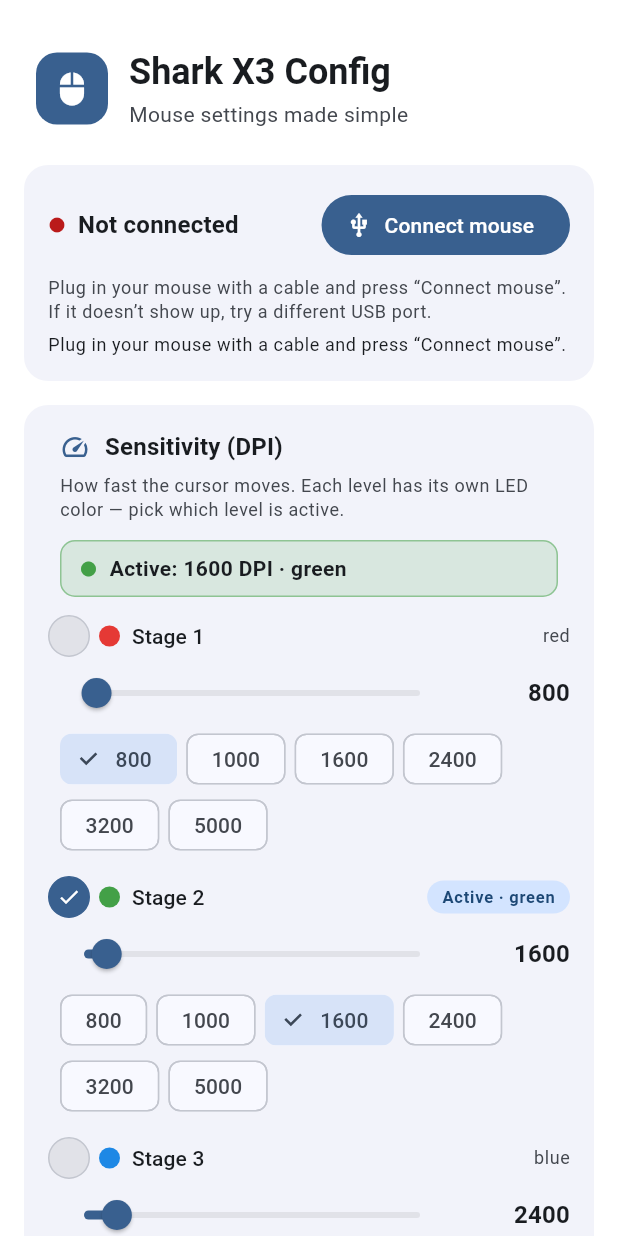
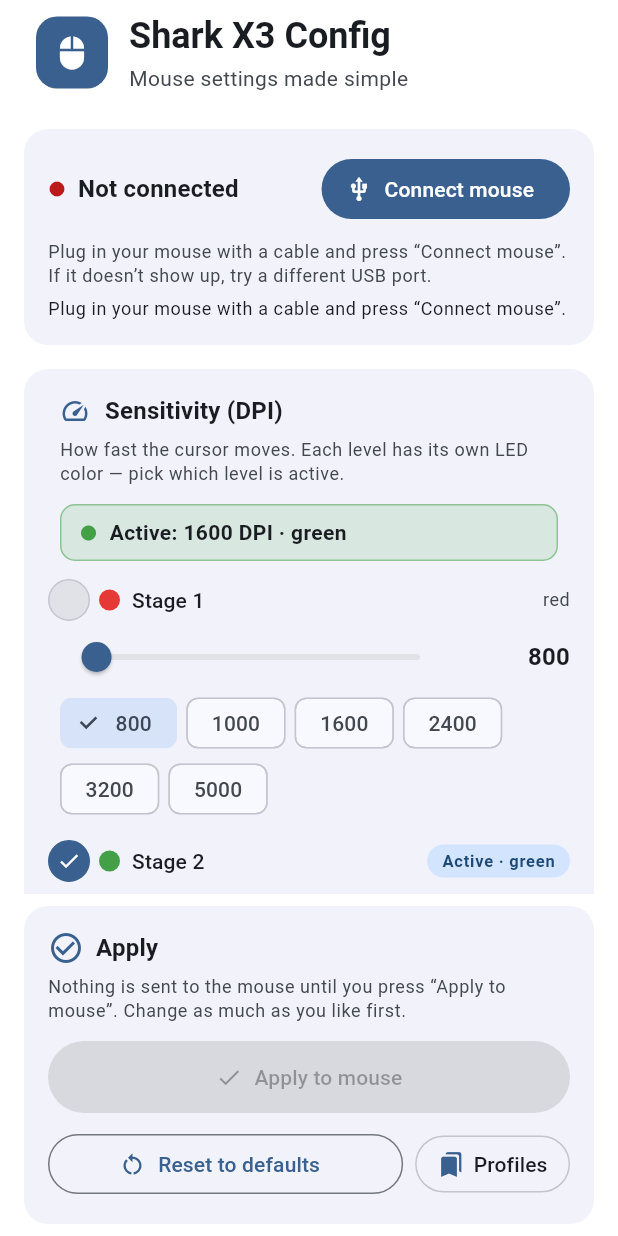
Before and after one commit to DavBfr/shark-x3, a Flutter app: the screen it shows after launch, on a phone screen of 412 x 824 dp. Run offline on Flutter 3.47's test engine with Material 3 defaults, Android fonts, the phone set to English and light mode, and no system bars; our stand-ins replace shared_preferences; missing offline and left inert: dart:ffi.

Commit message:
Refactor layout in X3SettingsPage to use Column and SingleChildScrollView for improved scrolling behavior

```diff
--- a/lib/src/x3_settings_page.dart
+++ b/lib/src/x3_settings_page.dart
@@ -185,11 +185,15 @@ class _X3SettingsPageState extends State<X3SettingsPage> {
   Widget build(BuildContext context) {
     return Scaffold(
       body: SafeArea(
+        child: Column(
+          children: [
+            Expanded(
+              child: SingleChildScrollView(
                 child: Center(
                   child: ConstrainedBox(
                     constraints: const BoxConstraints(maxWidth: 760),
-            child: ListView(
-              padding: const EdgeInsets.symmetric(vertical: 24),
+                    child: Column(
+                      // padding: const EdgeInsets.symmetric(vertical: 24),
                       children: [
                         _header(context),
                         const SizedBox(height: 8),
@@ -204,7 +208,15 @@ class _X3SettingsPageState extends State<X3SettingsPage> {
                         _dpiCard(context),
                         _performanceCard(context),
                         _powerCard(context),
-                ApplyBar(
+                      ],
+                    ),
+                  ),
+                ),
+              ),
+            ),
+            ConstrainedBox(
+              constraints: const BoxConstraints(maxWidth: 760),
+              child: ApplyBar(
                 connected: _connected,
                 busy: _busy,
                 onApply: _apply,
@@ -212,10 +224,8 @@ class _X3SettingsPageState extends State<X3SettingsPage> {
                 onSaveProfile: _saveProfile,
                 onLoadProfile: _loadProfile,
               ),
-                const SizedBox(height: 24),
+            ),
           ],
-            ),
-          ),
         ),
       ),
     );
```
Lines whose indentation alone changed are shown as unchanged.
